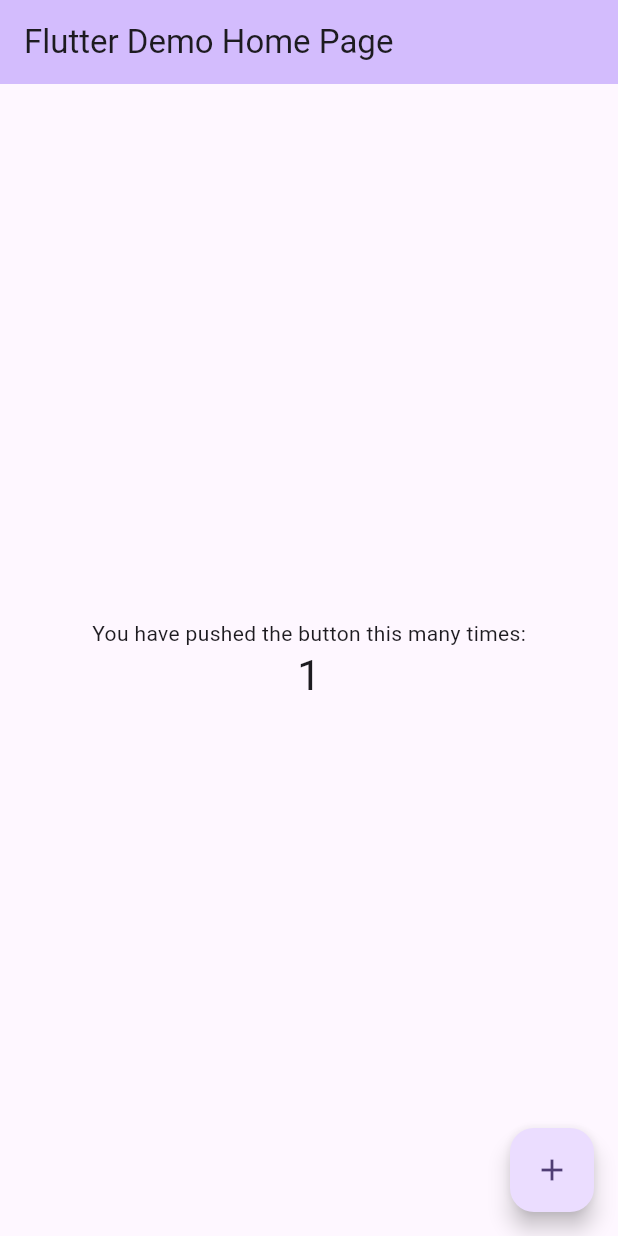
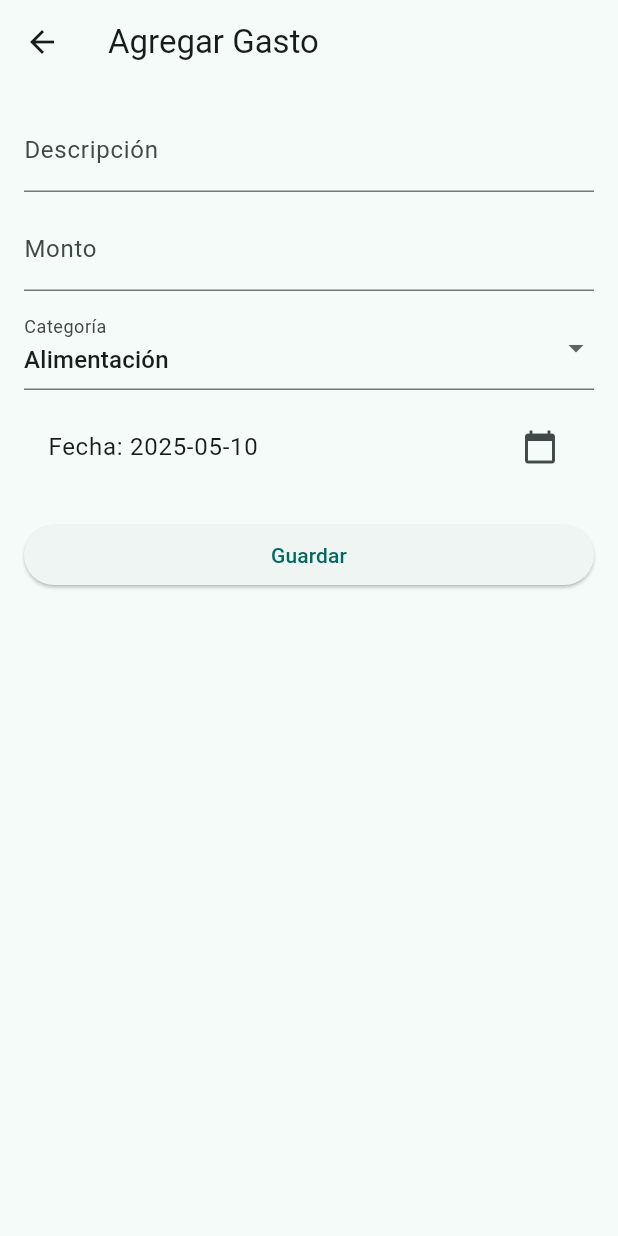
Before and after one commit to Mardoqueo-garcia/gastosnoteapp, a Flutter app: the screen it shows after launch, after a tap on the "add" icon, on a phone screen of 412 x 824 dp. Run offline on Flutter 3.47's test engine with Material 3 defaults, Android fonts, the phone set to English and light mode, and no system bars; our stand-ins replace sqflite; accounts and stored records are empty.

Commit message:
creacion de bd, funciones crud de la db, implementacion de agregar y mostrar datos guardados

```diff
--- a/lib/database/db_helper.dart
+++ b/lib/database/db_helper.dart
@@ -0,0 +1,133 @@
+import 'package:sqflite/sqflite.dart';
+import 'package:path/path.dart';
+import 'package:gastosnoteapp/model/gastos_models.dart';
+
+//Singleton para que solo halla una instancia de la clase en toda la app
+class DatabaseHelper {
+  static final DatabaseHelper instance = DatabaseHelper._internal(); // instancia unica de la clase
+  static Database? _database; // variable para guardar la base de datos
+
+  factory DatabaseHelper() => instance; // constructor factory que retorna la misma instancia creada antes
+
+  DatabaseHelper._internal(); // constructor interno privado privado
+
+  // Getter asíncrono para obtener la base de datos.
+  // Si la base de datos ya está abierta, la devuelve.
+  // Si no está abierta, la crea o abre con el nombre 'gastos.db' y la devuelve.
+  Future<Database> get database async {
+    if (_database != null) return _database!; // sino es null la retorna
+    _database = await _initDB('gastos.db'); // si no llama a _initDB para crearla o abrirla
+    return _database!; // retorna la bd, el operador ! se usa para asegurar que no es null
+  }
+
+  Future<Database> _initDB(String fileName) async {
+    final dbPath = await getDatabasesPath(); // obtiene la ruta del sistema para guardar bd
+    final path = join(dbPath, fileName); // crea la ruta final del archivo
+
+    //abre o crea el archivo de db. si es nuevo se ejecuta el onCreate
+    return await openDatabase(
+      path,
+      version: 1,
+      onCreate: _onCreate,
+    );
+  }
+
+  //esta funcion se ejecuta al crear la bd por primera vez
+  //crea una tabla con sus atributos
+  Future<void> _onCreate(Database db, int version) async {
+    await db.execute('''
+      CREATE TABLE gastos(
+        id INTEGER PRIMARY KEY AUTOINCREMENT,
+        descripcion TEXT,
+        monto REAL,
+        categoria TEXT,
+        fecha TEXT
+      )
+    ''');
+  }
+
+  // inserta un nuevo gasto en la tabla
+  // recibe un map con las claves correspondientes a las columnas
+  Future<int> insertarGasto(Gasto gasto) async {
+    final db = await database; // se obtiene la conexion con la bd
+    return await db.insert(
+      'gastos', // el nombre de la tabla
+      gasto.toMap(), //convertimos el objeto a map
+      conflictAlgorithm: ConflictAlgorithm.replace, // Si ya existe un gasto con el mismo id, lo reemplaza
+    );
+  }
+
+  // devuelve todos los gastos registrados
+  Future<List<Gasto>> obtenerGastos() async {
+    final db = await database;
+    final List<Map<String, dynamic>> maps = await db.query(
+        'gastos',
+      orderBy: 'fecha DESC', // ordenar por fecha mas reciente
+      limit: 8, //s mostrara solo los 8 mas recientes
+    ); // realiza la consulta
+
+    //convierte cada map a un objeto gasto
+    return List.generate(maps.length, (i) {
+      return Gasto.fromMap(maps[i]);
+    });
+  }
+
+  // actualiza un gasto existente, utilizaremos su id
+  Future<int> actualizarGasto(Gasto gasto) async {
+    final db = await database;
+    return await db.update(
+      'gastos',
+      gasto.toMap(),
+      where: 'id = ?', // el simbolo ?: es un placeholder para evitar inyecciones sql
+      whereArgs: [gasto.id], // el id que se va actualizar
+    );
+  }
+
+  // eliminaremos el gasto a traves del id seleccionado
+  Future<int> eliminarGasto(int id) async {
+    final db = await database;
+    return await db.delete(
+      'gastos',
+      where: 'id = ?',
+      whereArgs: [id],
+    );
+  }
+
+  //para buscar los gastos por categoria o fecha
+  Future<List<Gasto>> buscarGastos({String? categoria, String? fecha}) async {
+    final db = await database;
+
+    // Verifica si ambos filtros están activos
+    if ((categoria != null && categoria.isNotEmpty) &&
+        (fecha != null && fecha.isNotEmpty)) {
+      throw Exception('Solo se puede buscar por categoría o por fecha, no ambos a la vez.');
+    }
+
+    String whereClause = '';
+    List<dynamic> whereArgs = [];
+
+    if (categoria != null && categoria.isNotEmpty) {
+      whereClause = 'categoria = ?';
+      whereArgs.add(categoria);
+    } else if (fecha != null && fecha.isNotEmpty) {
+      whereClause = 'fecha = ?';
+      whereArgs.add(fecha);
+    } else {
+      // Si no se pasó nada, filtrar por el mes actual
+      DateTime ahora = DateTime.now();
+      String mesActual = '${ahora.year.toString().padLeft(4, '0')}-${ahora.month.toString().padLeft(2, '0')}';
+      whereClause = 'fecha LIKE ?'; // esto busca todas las fechas  del mes
+      whereArgs.add('$mesActual%'); // "2025-05%"
+    }
+
+    // realizamos la consulta en la bd
+    final List<Map<String, dynamic>> result = await db.query(
+        'gastos',
+    where: whereClause,
+    whereArgs: whereArgs,
+    );
+
+    // convertimos cada map a un objeto gasto
+    return result.map((map) => Gasto.fromMap(map)).toList();
+  }
+}
--- a/lib/main.dart
+++ b/lib/main.dart
@@ -1,122 +1,23 @@
 import 'package:flutter/material.dart';
+import 'package:gastosnoteapp/screen/home_screen.dart'; //
 
 void main() {
-  runApp(const MyApp());
+  runApp(const GastoNoteApp());
 }
 
-class MyApp extends StatelessWidget {
-  const MyApp({super.key});
+class GastoNoteApp extends StatelessWidget {
+  const GastoNoteApp({super.key});
 
-  // This widget is the root of your application.
   @override
   Widget build(BuildContext context) {
     return MaterialApp(
-      title: 'Flutter Demo',
+      title: 'GastosNotes',
+      debugShowCheckedModeBanner: false,
       theme: ThemeData(
-        // This is the theme of your application.
-        //
-        // TRY THIS: Try running your application with "flutter run". You'll see
-        // the application has a purple toolbar. Then, without quitting the app,
-        // try changing the seedColor in the colorScheme below to Colors.green
-        // and then invoke "hot reload" (save your changes or press the "hot
-        // reload" button in a Flutter-supported IDE, or press "r" if you used
-        // the command line to start the app).
-        //
-        // Notice that the counter didn't reset back to zero; the application
-        // state is not lost during the reload. To reset the state, use hot
-        // restart instead.
-        //
-        // This works for code too, not just values: Most code changes can be
-        // tested with just a hot reload.
-        colorScheme: ColorScheme.fromSeed(seedColor: Colors.deepPurple),
+        colorScheme: ColorScheme.fromSeed(seedColor: Colors.teal),
+        useMaterial3: true,
       ),
-      home: const MyHomePage(title: 'Flutter Demo Home Page'),
+      home: const HomeScreen(),
     );
   }
 }
-
-class MyHomePage extends StatefulWidget {
-  const MyHomePage({super.key, required this.title});
-
-  // This widget is the home page of your application. It is stateful, meaning
-  // that it has a State object (defined below) that contains fields that affect
-  // how it looks.
-
-  // This class is the configuration for the state. It holds the values (in this
-  // case the title) provided by the parent (in this case the App widget) and
-  // used by the build method of the State. Fields in a Widget subclass are
-  // always marked "final".
-
-  final String title;
-
-  @override
-  State<MyHomePage> createState() => _MyHomePageState();
-}
-
-class _MyHomePageState extends State<MyHomePage> {
-  int _counter = 0;
-
-  void _incrementCounter() {
-    setState(() {
-      // This call to setState tells the Flutter framework that something has
-      // changed in this State, which causes it to rerun the build method below
-      // so that the display can reflect the updated values. If we changed
-      // _counter without calling setState(), then the build method would not be
-      // called again, and so nothing would appear to happen.
-      _counter++;
-    });
-  }
-
-  @override
-  Widget build(BuildContext context) {
-    // This method is rerun every time setState is called, for instance as done
-    // by the _incrementCounter method above.
-    //
-    // The Flutter framework has been optimized to make rerunning build methods
-    // fast, so that you can just rebuild anything that needs updating rather
-    // than having to individually change instances of widgets.
-    return Scaffold(
-      appBar: AppBar(
-        // TRY THIS: Try changing the color here to a specific color (to
-        // Colors.amber, perhaps?) and trigger a hot reload to see the AppBar
-        // change color while the other colors stay the same.
-        backgroundColor: Theme.of(context).colorScheme.inversePrimary,
-        // Here we take the value from the MyHomePage object that was created by
-        // the App.build method, and use it to set our appbar title.
-        title: Text(widget.title),
-      ),
-      body: Center(
-        // Center is a layout widget. It takes a single child and positions it
-        // in the middle of the parent.
-        child: Column(
-          // Column is also a layout widget. It takes a list of children and
-          // arranges them vertically. By default, it sizes itself to fit its
-          // children horizontally, and tries to be as tall as its parent.
-          //
-          // Column has various properties to control how it sizes itself and
-          // how it positions its children. Here we use mainAxisAlignment to
-          // center the children vertically; the main axis here is the vertical
-          // axis because Columns are vertical (the cross axis would be
-          // horizontal).
-          //
-          // TRY THIS: Invoke "debug painting" (choose the "Toggle Debug Paint"
-          // action in the IDE, or press "p" in the console), to see the
-          // wireframe for each widget.
-          mainAxisAlignment: MainAxisAlignment.center,
-          children: <Widget>[
-            const Text('You have pushed the button this many times:'),
-            Text(
-              '$_counter',
-              style: Theme.of(context).textTheme.headlineMedium,
-            ),
-          ],
-        ),
-      ),
-      floatingActionButton: FloatingActionButton(
-        onPressed: _incrementCounter,
-        tooltip: 'Increment',
-        child: const Icon(Icons.add),
-      ), // This trailing comma makes auto-formatting nicer for build methods.
-    );
-  }
-}
--- a/lib/model/gastos_models.dart
+++ b/lib/model/gastos_models.dart
@@ -0,0 +1,38 @@
+class Gasto {
+  final int? id; // El ID es opcional porque cuando se crea un nuevo gasto aún no tiene ID.
+  final String categoria;
+  final double monto;
+  final String descripcion;
+  final String fecha;
+
+  // Constructor
+  Gasto({
+    this.id,
+    required this.categoria,
+    required this.monto,
+    required this.descripcion,
+    required this.fecha,
+  });
+
+  // Convertir un Gasto de un Map a un objeto Gasto
+  Map<String, dynamic> toMap() {
+    return {
+      'id': id,
+      'categoria': categoria,
+      'monto': monto,
+      'descripcion': descripcion,
+      'fecha': fecha,
+    };
+  }
+
+  // Convertir un Gasto en un Map para ser insertado en la base de datos
+  factory Gasto.fromMap(Map<String, dynamic> map) {
+    return Gasto(
+      id: map['id'],
+      categoria: map['categoria'],
+      monto: map['monto'],
+      descripcion: map['descripcion'],
+      fecha: map['fecha'],
+    );
+  }
+}
--- a/lib/screen/add_gasto_screen.dart
+++ b/lib/screen/add_gasto_screen.dart
@@ -0,0 +1,170 @@
+import 'package:flutter/material.dart';
+import 'package:flutter/services.dart';
+import 'package:gastosnoteapp/database/db_helper.dart';
+import 'package:gastosnoteapp/model/gastos_models.dart';
+
+// pantalla para agregar nuevo gasto
+class AddGastoScreen extends StatefulWidget {
+  const AddGastoScreen({super.key});
+
+  @override
+  State<AddGastoScreen> createState() => _AddGastoScreenState();
+}
+
+class _AddGastoScreenState extends State<AddGastoScreen> {
+  final _formKey = GlobalKey<FormState>(); // llave para validar y guardar el formulario
+
+  // variables para almacenar los valores del nuevo gasto
+  String _descripcion = '';
+  double _monto = 0.0;
+  String _categoria = 'Alimentación'; // valor por defecto
+  DateTime _fecha = DateTime.now(); // fecha por defecto (hoy)
+
+  // Lista de categorías para el Dropdown
+  final List<String> _categorias = [
+    'Alimentación',
+    'Transporte',
+    'Salud',
+    'Entretenimiento',
+    'Otros',
+  ];
+
+  // Controladores para limpiar los campos luego de guardar
+  final TextEditingController _descripcionController = TextEditingController();
+  final TextEditingController _montoController = TextEditingController();
+
+  // Función para guardar el gasto en la bd
+  Future<void> _guardarGasto() async {
+    if (_formKey.currentState!.validate()) {
+      _formKey.currentState!.save(); // guardar los valores del formulario
+
+      // Crear objeto Gasto usando los valores ingresados
+      Gasto nuevoGasto = Gasto(
+        descripcion: _descripcion,
+        monto: _monto,
+        categoria: _categoria,
+        fecha: _fecha.toIso8601String().substring(0, 10), // yyyy-MM-dd
+      );
+
+      await DatabaseHelper.instance.insertarGasto(nuevoGasto); // esperamos que se agregue el gasto a la db
+
+      // Mostrar mensaje de exito
+      ScaffoldMessenger.of(context).showSnackBar(
+        const SnackBar(content: Text('Gasto guardado correctamente')),
+      );
+
+      // Limpiar los campos del formulario
+      _descripcionController.clear();
+      _montoController.clear();
+      setState(() {
+        _categoria = 'Alimentación';
+        _fecha = DateTime.now();
+      });
+
+    }
+  }
+
+  // Selector de fecha
+  Future<void> _seleccionarFecha() async {
+    final DateTime? picked = await showDatePicker(
+      context: context,
+      initialDate: _fecha,
+      firstDate: DateTime(2025),// que este desde este año
+      lastDate: DateTime.now(), // impide seleccionar fechas futuras
+    );
+    if (picked != null && picked != _fecha) {
+      setState(() {
+        _fecha = picked;
+      });
+    }
+  }
+
+  // liberara los controladores cuando ya no se usen
+  @override
+  void dispose() {
+    _descripcionController.dispose();
+    _montoController.dispose();
+    super.dispose();
+  }
+
+  // Construiremos la interfaz
+  @override
+  Widget build(BuildContext context) {
+    return Scaffold(
+      appBar: AppBar(title: const Text('Agregar Gasto')),
+      body: Padding(
+        padding: const EdgeInsets.all(16),
+        child: Form(
+          key: _formKey, // asignacion de clave al formulario
+          child: ListView(
+            children: [
+              //campo de descripcion
+              TextFormField(
+                controller: _descripcionController,
+                decoration: const InputDecoration(labelText: 'Descripción'),
+                validator: (value) =>
+                value == null || value.isEmpty ? 'Campo requerido' : null,
+                onSaved: (value) => _descripcion = value!,
+              ),
+              const SizedBox(height: 10),
+              // campo de monto
+              TextFormField(
+                controller: _montoController,
+                decoration: const InputDecoration(labelText: 'Monto'),
+                keyboardType: TextInputType.numberWithOptions(decimal: true),
+                validator: (value) {
+                  if (value == null || value.trim().isEmpty) {
+                    return 'Campo requerido';
+                  }
+                  if (double.tryParse(value) == null) {
+                    return 'Ingrese un número válido';
+                  }
+                  if (_monto >=10000){
+                    return 'Maximo permitido: 9999.99';
+                  }
+                  return null;
+                },
+                inputFormatters: [
+                  // Esto limita a 4 dígitos enteros y 2 decimales
+                  FilteringTextInputFormatter.allow(RegExp(r'^\d{0,4}(\.\d{0,2})?$')),
+                ],
+                onSaved: (value) => _monto = double.parse(value!),
+              ),
+              const SizedBox(height: 10),
+              // dropdown de categoria
+              DropdownButtonFormField(
+                value: _categoria,
+                decoration: const InputDecoration(labelText: 'Categoría'),
+                items: _categorias
+                    .map((cat) =>
+                    DropdownMenuItem(value: cat, child: Text(cat)))
+                    .toList(),
+                onChanged: (value) => setState(() => _categoria = value!),
+              ),
+              const SizedBox(height: 10),
+              // selector de fecha
+              ListTile(
+                title: Text('Fecha: ${_fecha.toLocal().toString().substring(0, 10)}'),
+                trailing: const Icon(Icons.calendar_today),
+                onTap: _seleccionarFecha,
+              ),
+              const SizedBox(height: 20),
+              //boton de guardar el gasto
+              ElevatedButton(
+                onPressed: () async {
+                  // verifica que los campos sean validos antes de guardar
+                  if (_formKey.currentState!.validate()){
+                    await _guardarGasto();
+                    Navigator.pop(context, true);
+                    }
+                  },
+                  child: const Text('Guardar'
+                ),
+              ),
+            ],
+          ),
+        ),
+      ),
+    );
+  }
+}
--- a/lib/screen/home_screen.dart
+++ b/lib/screen/home_screen.dart
@@ -0,0 +1,108 @@
+import 'package:flutter/material.dart';
+import 'package:gastosnoteapp/database/db_helper.dart'; // bd
+import 'package:gastosnoteapp/model/gastos_models.dart'; // modelo
+import 'package:gastosnoteapp/screen/add_gasto_screen.dart'; // pantallas
+
+// clase principal para la pantalla de inicio
+class HomeScreen extends StatefulWidget {
+  const HomeScreen({super.key});
+
+  @override
+  State<HomeScreen> createState() => _HomeScreenState();
+}
+
+// maneja el estado de la pantalla (dinamica)
+class _HomeScreenState extends State<HomeScreen> {
+  List<Gasto> _gastos = []; // Lista donde se guardarán los gastos del mes actual
+  double _totalGastos = 0.0; // Total de gastos del mes
+
+  // se ejecutara la funcion al iniciar la pantalla
+  @override
+  void initState() {
+    super.initState();
+    _cargarGastosDelMes(); // Cargar datos cuando inicia la pantalla
+  }
+
+  // Función para obtener los gastos del mes desde la bd
+  Future<void> _cargarGastosDelMes() async {
+    final List<Gasto> gastos = await DatabaseHelper.instance.buscarGastos(); // lista de objeto gasto desde la db
+
+    // calcula el gasto total sumando uno a uno
+    double total = 0.0;
+    for (var g in gastos) {
+      total += g.monto;
+    }
+
+    // actualiza el estado de la pantalla con los nuevos gastos
+    setState(() {
+      _gastos = gastos;
+      _totalGastos = total;
+    });
+  }
+
+  // Construimos la pantalla visual principal
+  @override
+  Widget build(BuildContext context) {
+    return Scaffold(
+      appBar: AppBar(
+        title: const Text('GastosNotes'),
+        centerTitle: true,
+      ),
+      body: Column(
+        children: [
+          // targeta que muestra el total de gasto del mes
+          Card(
+            margin: const EdgeInsets.all(12), // espacio externo
+            elevation: 3, // sombra
+            shape: RoundedRectangleBorder(borderRadius: BorderRadius.circular(10)),
+            child: Padding(
+              padding: const EdgeInsets.all(16),
+              child: Row(
+                mainAxisAlignment: MainAxisAlignment.spaceBetween, // separa los textos a los extremos
+                children: [
+                  const Text('Total del mes:', style: TextStyle(fontSize: 18)), // muestra el total con dos decimales
+                  Text('\$${_totalGastos.toStringAsFixed(2)}',
+                      style: const TextStyle(fontSize: 20, fontWeight: FontWeight.bold)),
+                ],
+              ),
+            ),
+          ),
+
+          // Lista que mostrara los gastos del mes
+          Expanded(
+            child: _gastos.isEmpty // si no hay gasto muestra un mensaje
+                ? const Center(child: Text('No hay gastos este mes.'))
+                : ListView.builder( // si hay gastos construye la lista
+              itemCount: _gastos.length,
+              itemBuilder: (context, index) {
+                final gasto = _gastos[index];
+                return ListTile(
+                  leading: const Icon(Icons.monetization_on), // icono al inicio
+                  title: Text(gasto.descripcion), // descripcion del gasto
+                  subtitle: Text('${gasto.categoria} - ${gasto.fecha}'), // categoria y fecha
+                  trailing: Text('\$${gasto.monto.toStringAsFixed(2)}'), // monto a la derecha
+                );
+              },
+            ),
+          ),
+        ],
+      ),
+
+      // boton flotante para agregar un nuevo gasto
+      floatingActionButton: FloatingActionButton(
+        onPressed: () async {
+          // navega a la pantalla de nuevo gasto
+          final resultado = await Navigator.push(
+              context,
+              MaterialPageRoute(builder: (context) => const AddGastoScreen()),
+          );
+          // si se agrego un gasto recarga la lista
+          if(resultado == true){
+            _cargarGastosDelMes();
+          }
+        },
+        child: const Icon(Icons.add),
+      ),
+    );
+  }
+}
--- a/pubspec.yaml
+++ b/pubspec.yaml
@@ -30,6 +30,10 @@ environment:
 dependencies:
   flutter:
     sdk: flutter
+
+  sqflite: ^2.3.0
+  path_provider: ^2.1.1
+
 
   # The following adds the Cupertino Icons font to your application.
   # Use with the CupertinoIcons class for iOS style icons.
```
Also changed, not shown: pubspec.lock, 2 other files.
